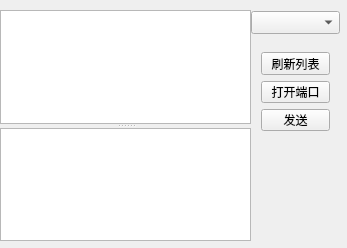
Qt form mainwindow.ui (89yanyu/Qt-SerialShow) before a commit.
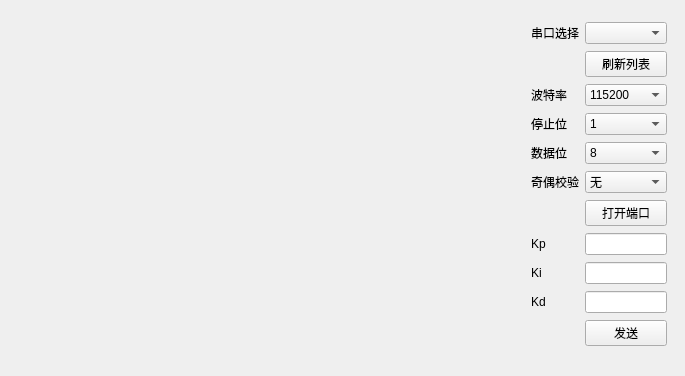
The same form after that commit.

Commit message: Changeble PID accepted

```diff
--- a/mainwindow.ui
+++ b/mainwindow.ui
@@ -6,77 +6,243 @@
    <rect>
     <x>0</x>
     <y>0</y>
-    <width>347</width>
-    <height>248</height>
+    <width>685</width>
+    <height>376</height>
    </rect>
   </property>
   <property name="windowTitle">
    <string>MainWindow</string>
   </property>
   <widget class="QWidget" name="centralWidget">
-   <widget class="QComboBox" name="comboBox">
+   <widget class="QWidget" name="layoutWidget_2">
     <property name="geometry">
      <rect>
-      <x>251</x>
-      <y>11</y>
-      <width>89</width>
-      <height>23</height>
-     </rect>
-    </property>
-   </widget>
-   <widget class="QSplitter" name="splitter">
-    <property name="geometry">
-     <rect>
-      <x>0</x>
+      <x>520</x>
       <y>10</y>
-      <width>251</width>
-      <height>231</height>
+      <width>158</width>
+      <height>359</height>
      </rect>
     </property>
-    <property name="orientation">
-     <enum>Qt::Vertical</enum>
-    </property>
-    <widget class="QTextBrowser" name="textBrowser"/>
-    <widget class="QTextEdit" name="textEdit"/>
-   </widget>
-   <widget class="QWidget" name="">
-    <property name="geometry">
-     <rect>
-      <x>250</x>
-      <y>41</y>
-      <width>91</width>
-      <height>101</height>
-     </rect>
-    </property>
-    <layout class="QVBoxLayout" name="verticalLayout">
-     <item>
+    <layout class="QGridLayout" name="gridLayout_2">
+     <item row="7" column="1">
+      <widget class="QLineEdit" name="KpLineEdit"/>
+     </item>
+     <item row="8" column="0">
+      <widget class="QLabel" name="label_15">
+       <property name="text">
+        <string>Ki</string>
+       </property>
+      </widget>
+     </item>
+     <item row="9" column="0">
+      <widget class="QLabel" name="label_16">
+       <property name="text">
+        <string>Kd</string>
+       </property>
+      </widget>
+     </item>
+     <item row="8" column="1">
+      <widget class="QLineEdit" name="KiLineEdit"/>
+     </item>
+     <item row="3" column="1">
+      <widget class="QComboBox" name="StopBitsComboBox">
+       <property name="currentIndex">
+        <number>0</number>
+       </property>
+       <item>
+        <property name="text">
+         <string>1</string>
+        </property>
+       </item>
+       <item>
+        <property name="text">
+         <string>1.5</string>
+        </property>
+       </item>
+       <item>
+        <property name="text">
+         <string>2</string>
+        </property>
+       </item>
+      </widget>
+     </item>
+     <item row="10" column="1">
+      <widget class="QPushButton" name="SendButton">
+       <property name="text">
+        <string>发送</string>
+       </property>
+      </widget>
+     </item>
+     <item row="7" column="0">
+      <widget class="QLabel" name="label_14">
+       <property name="text">
+        <string>Kp</string>
+       </property>
+      </widget>
+     </item>
+     <item row="1" column="1">
       <widget class="QPushButton" name="RefreshButton">
        <property name="text">
         <string>刷新列表</string>
        </property>
       </widget>
      </item>
-     <item>
+     <item row="4" column="1">
+      <widget class="QComboBox" name="WordLengthComboBox">
+       <property name="currentIndex">
+        <number>3</number>
+       </property>
+       <item>
+        <property name="text">
+         <string>5</string>
+        </property>
+       </item>
+       <item>
+        <property name="text">
+         <string>6</string>
+        </property>
+       </item>
+       <item>
+        <property name="text">
+         <string>7</string>
+        </property>
+       </item>
+       <item>
+        <property name="text">
+         <string>8</string>
+        </property>
+       </item>
+      </widget>
+     </item>
+     <item row="0" column="1">
+      <widget class="QComboBox" name="SerialNameComboBox"/>
+     </item>
+     <item row="2" column="1">
+      <widget class="QComboBox" name="BaudRatComboBox">
+       <property name="currentIndex">
+        <number>7</number>
+       </property>
+       <item>
+        <property name="text">
+         <string>1200</string>
+        </property>
+       </item>
+       <item>
+        <property name="text">
+         <string>2400</string>
+        </property>
+       </item>
+       <item>
+        <property name="text">
+         <string>4800</string>
+        </property>
+       </item>
+       <item>
+        <property name="text">
+         <string>9600</string>
+        </property>
+       </item>
+       <item>
+        <property name="text">
+         <string>19200</string>
+        </property>
+       </item>
+       <item>
+        <property name="text">
+         <string>38400</string>
+        </property>
+       </item>
+       <item>
+        <property name="text">
+         <string>57600</string>
+        </property>
+       </item>
+       <item>
+        <property name="text">
+         <string>115200</string>
+        </property>
+       </item>
+      </widget>
+     </item>
+     <item row="4" column="0">
+      <widget class="QLabel" name="label_12">
+       <property name="text">
+        <string>数据位</string>
+       </property>
+      </widget>
+     </item>
+     <item row="3" column="0">
+      <widget class="QLabel" name="label_11">
+       <property name="text">
+        <string>停止位</string>
+       </property>
+      </widget>
+     </item>
+     <item row="9" column="1">
+      <widget class="QLineEdit" name="KdLineEdit"/>
+     </item>
+     <item row="5" column="0">
+      <widget class="QLabel" name="label_13">
+       <property name="text">
+        <string>奇偶校验</string>
+       </property>
+      </widget>
+     </item>
+     <item row="0" column="0">
+      <widget class="QLabel" name="label_9">
+       <property name="text">
+        <string>串口选择</string>
+       </property>
+      </widget>
+     </item>
+     <item row="5" column="1">
+      <widget class="QComboBox" name="ParityComboBox">
+       <property name="currentIndex">
+        <number>0</number>
+       </property>
+       <item>
+        <property name="text">
+         <string>无</string>
+        </property>
+       </item>
+       <item>
+        <property name="text">
+         <string>奇校验</string>
+        </property>
+       </item>
+       <item>
+        <property name="text">
+         <string>偶校验</string>
+        </property>
+       </item>
+      </widget>
+     </item>
+     <item row="6" column="1">
       <widget class="QPushButton" name="OpenButton">
        <property name="text">
         <string>打开端口</string>
        </property>
       </widget>
      </item>
-     <item>
-      <widget class="QPushButton" name="SendButton">
+     <item row="2" column="0">
+      <widget class="QLabel" name="label_10">
        <property name="text">
-        <string>发送</string>
+        <string>波特率</string>
        </property>
       </widget>
      </item>
     </layout>
    </widget>
-   <zorder>OpenButton</zorder>
-   <zorder>splitter</zorder>
-   <zorder>comboBox</zorder>
-   <zorder>RefreshButton</zorder>
-   <zorder>SendButton</zorder>
+   <widget class="QWidget" name="Graph" native="true">
+    <property name="geometry">
+     <rect>
+      <x>10</x>
+      <y>10</y>
+      <width>500</width>
+      <height>360</height>
+     </rect>
+    </property>
+   </widget>
   </widget>
  </widget>
  <layoutdefault spacing="6" margin="11"/>
```
The commit also changes 2 other files.
